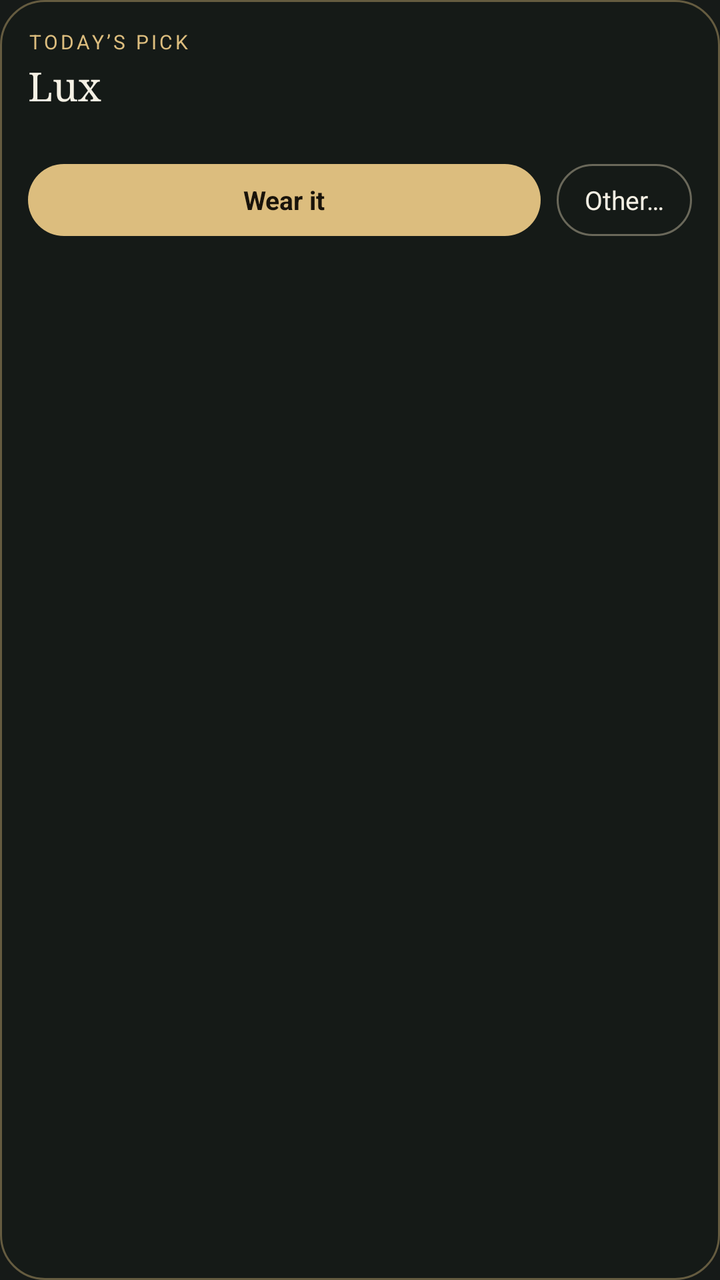
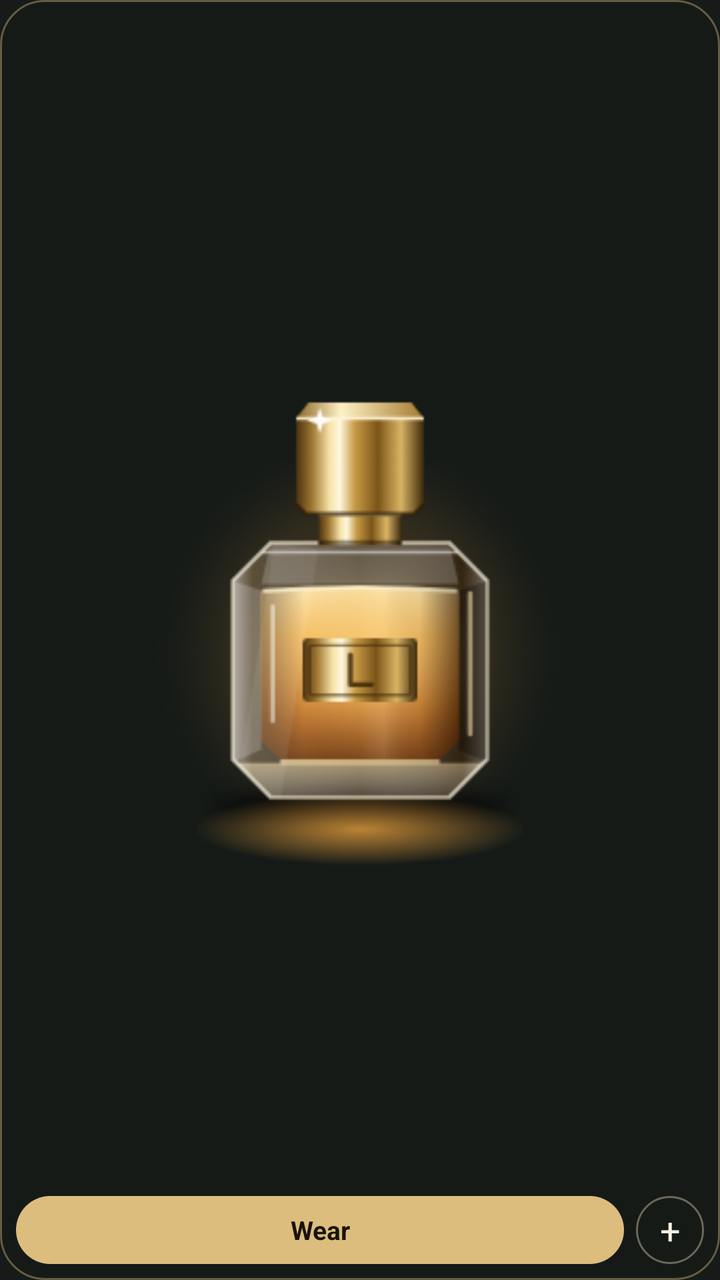

Before-and-after screenshots of an Android layout around one commit, followed by the original layout XML and the change that was made.
<!-- AndroidManifest.xml: application theme Theme.Lux -->
<!-- res/layout/widget_log.xml -->
<?xml version="1.0" encoding="utf-8"?>
<LinearLayout xmlns:android="http://schemas.android.com/apk/res/android"
    android:id="@+id/w_root"
    android:layout_width="match_parent"
    android:layout_height="match_parent"
    android:background="@drawable/widget_bg"
    android:orientation="vertical"
    android:padding="14dp">

    <TextView
        android:id="@+id/w_head"
        android:layout_width="wrap_content"
        android:layout_height="wrap_content"
        android:letterSpacing="0.14"
        android:text="TODAY’S PICK"
        android:textColor="#DCBD7E"
        android:textSize="10sp" />

    <TextView
        android:id="@+id/w_name"
        android:layout_width="match_parent"
        android:layout_height="wrap_content"
        android:layout_marginTop="2dp"
        android:ellipsize="end"
        android:fontFamily="serif"
        android:maxLines="1"
        android:text="Lux"
        android:textColor="#F5F0E4"
        android:textSize="20sp" />

    <TextView
        android:id="@+id/w_sub"
        android:layout_width="match_parent"
        android:layout_height="wrap_content"
        android:ellipsize="end"
        android:maxLines="1"
        android:textColor="#A39D8C"
        android:textSize="12sp" />

    <LinearLayout
        android:layout_width="match_parent"
        android:layout_height="wrap_content"
        android:layout_marginTop="10dp"
        android:orientation="horizontal">

        <TextView
            android:id="@+id/w_wear"
            android:layout_width="0dp"
            android:layout_height="36dp"
            android:layout_weight="1"
            android:background="@drawable/widget_btn"
            android:ellipsize="end"
            android:gravity="center"
            android:maxLines="1"
            android:paddingLeft="10dp"
            android:paddingRight="10dp"
            android:text="Wear it"
            android:textColor="#19130A"
            android:textSize="13sp"
            android:textStyle="bold" />

        <TextView
            android:id="@+id/w_other"
            android:layout_width="wrap_content"
            android:layout_height="36dp"
            android:layout_marginLeft="8dp"
            android:background="@drawable/widget_btn_ghost"
            android:gravity="center"
            android:paddingLeft="14dp"
            android:paddingRight="14dp"
            android:text="Other…"
            android:textColor="#F5F0E4"
            android:textSize="13sp" />
    </LinearLayout>
</LinearLayout>
<!-- resources referenced by this layout -->
<resources>
  <!-- drawable widget_bg (drawable) -->
  <?xml version="1.0" encoding="utf-8"?>
  <shape xmlns:android="http://schemas.android.com/apk/res/android" android:shape="rectangle">
      <solid android:color="#F0161A18" />
      <stroke android:width="1dp" android:color="#66DCBD7E" />
      <corners android:radius="22dp" />
  </shape>
  <!-- drawable widget_btn (drawable) -->
  <?xml version="1.0" encoding="utf-8"?>
  <shape xmlns:android="http://schemas.android.com/apk/res/android" android:shape="rectangle">
      <solid android:color="#DCBD7E" />
      <corners android:radius="999dp" />
  </shape>
  <!-- drawable widget_btn_ghost (drawable) -->
  <?xml version="1.0" encoding="utf-8"?>
  <shape xmlns:android="http://schemas.android.com/apk/res/android" android:shape="rectangle">
      <solid android:color="#00000000" />
      <stroke android:width="1dp" android:color="#66E8DCBE" />
      <corners android:radius="999dp" />
  </shape>
  <style name="Theme.Lux" parent="android:Theme.Material.NoActionBar">
          <item name="android:windowBackground">@color/bg</item>
          <item name="android:statusBarColor">@color/bg</item>
          <item name="android:navigationBarColor">@color/bg</item>
      </style>
  <color name="bg">#161A18</color>
</resources>

<!-- the commit's change to res/layout/widget_log.xml (unified diff, before → after) -->
@@ -1,75 +1,60 @@
 <?xml version="1.0" encoding="utf-8"?>
-<LinearLayout xmlns:android="http://schemas.android.com/apk/res/android"
+<FrameLayout xmlns:android="http://schemas.android.com/apk/res/android"
     android:id="@+id/w_root"
     android:layout_width="match_parent"
     android:layout_height="match_parent"
     android:background="@drawable/widget_bg"
-    android:orientation="vertical"
-    android:padding="14dp">
+    android:padding="8dp">
+
+    <ImageView
+        android:id="@+id/w_img"
+        android:layout_width="match_parent"
+        android:layout_height="match_parent"
+        android:layout_marginBottom="40dp"
+        android:scaleType="fitCenter"
+        android:src="@mipmap/ic_launcher_foreground" />
 
     <TextView
-        android:id="@+id/w_head"
-        android:layout_width="wrap_content"
-        android:layout_height="wrap_content"
-        android:letterSpacing="0.14"
-        android:text="TODAY’S PICK"
-        android:textColor="#DCBD7E"
-        android:textSize="10sp" />
-
-    <TextView
-        android:id="@+id/w_name"
-        android:layout_width="match_parent"
-        android:layout_height="wrap_content"
-        android:layout_marginTop="2dp"
-        android:ellipsize="end"
-        android:fontFamily="serif"
-        android:maxLines="1"
-        android:text="Lux"
-        android:textColor="#F5F0E4"
-        android:textSize="20sp" />
-
-    <TextView
-        android:id="@+id/w_sub"
-        android:layout_width="match_parent"
-        android:layout_height="wrap_content"
-        android:ellipsize="end"
-        android:maxLines="1"
-        android:textColor="#A39D8C"
-        android:textSize="12sp" />
+        android:id="@+id/w_done"
+        android:layout_width="24dp"
+        android:layout_height="24dp"
+        android:layout_gravity="top|end"
+        android:background="@drawable/widget_btn"
+        android:gravity="center"
+        android:text="✓"
+        android:textColor="#19130A"
+        android:textSize="13sp"
+        android:textStyle="bold"
+        android:visibility="gone" />
 
     <LinearLayout
         android:layout_width="match_parent"
-        android:layout_height="wrap_content"
-        android:layout_marginTop="10dp"
+        android:layout_height="34dp"
+        android:layout_gravity="bottom"
         android:orientation="horizontal">
 
         <TextView
             android:id="@+id/w_wear"
             android:layout_width="0dp"
-            android:layout_height="36dp"
+            android:layout_height="match_parent"
             android:layout_weight="1"
             android:background="@drawable/widget_btn"
-            android:ellipsize="end"
             android:gravity="center"
             android:maxLines="1"
-            android:paddingLeft="10dp"
-            android:paddingRight="10dp"
-            android:text="Wear it"
+            android:text="Wear"
             android:textColor="#19130A"
             android:textSize="13sp"
             android:textStyle="bold" />
 
         <TextView
             android:id="@+id/w_other"
-            android:layout_width="wrap_content"
-            android:layout_height="36dp"
-            android:layout_marginLeft="8dp"
+            android:layout_width="34dp"
+            android:layout_height="match_parent"
+            android:layout_marginLeft="6dp"
             android:background="@drawable/widget_btn_ghost"
             android:gravity="center"
-            android:paddingLeft="14dp"
-            android:paddingRight="14dp"
-            android:text="Other…"
+            android:text="+"
             android:textColor="#F5F0E4"
-            android:textSize="13sp" />
+            android:textSize="18sp" />
     </LinearLayout>
-</LinearLayout>
+</FrameLayout>
<!-- resource entries referenced after the edit -->
@@ -20,6 +20,7 @@
       <stroke android:width="1dp" android:color="#66E8DCBE" />
       <corners android:radius="999dp" />
   </shape>
+  <!-- mipmap ic_launcher_foreground: png bitmap (mipmap-hdpi, 16877 bytes) -->
   <style name="Theme.Lux" parent="android:Theme.Material.NoActionBar">
           <item name="android:windowBackground">@color/bg</item>
           <item name="android:statusBarColor">@color/bg</item>
